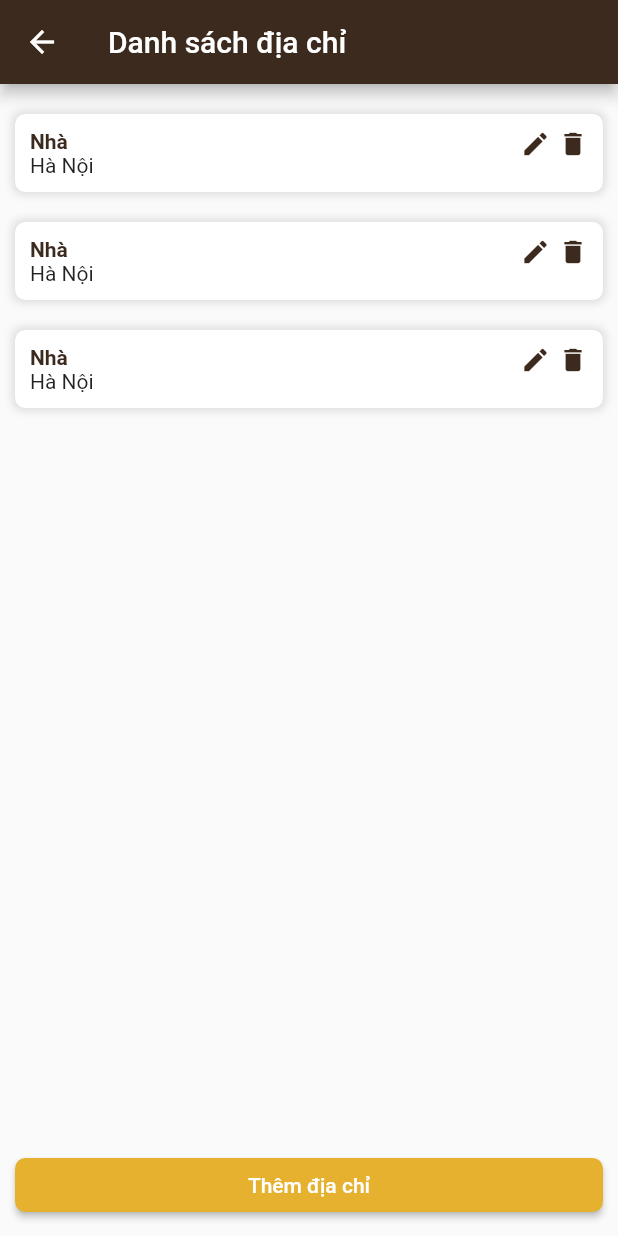
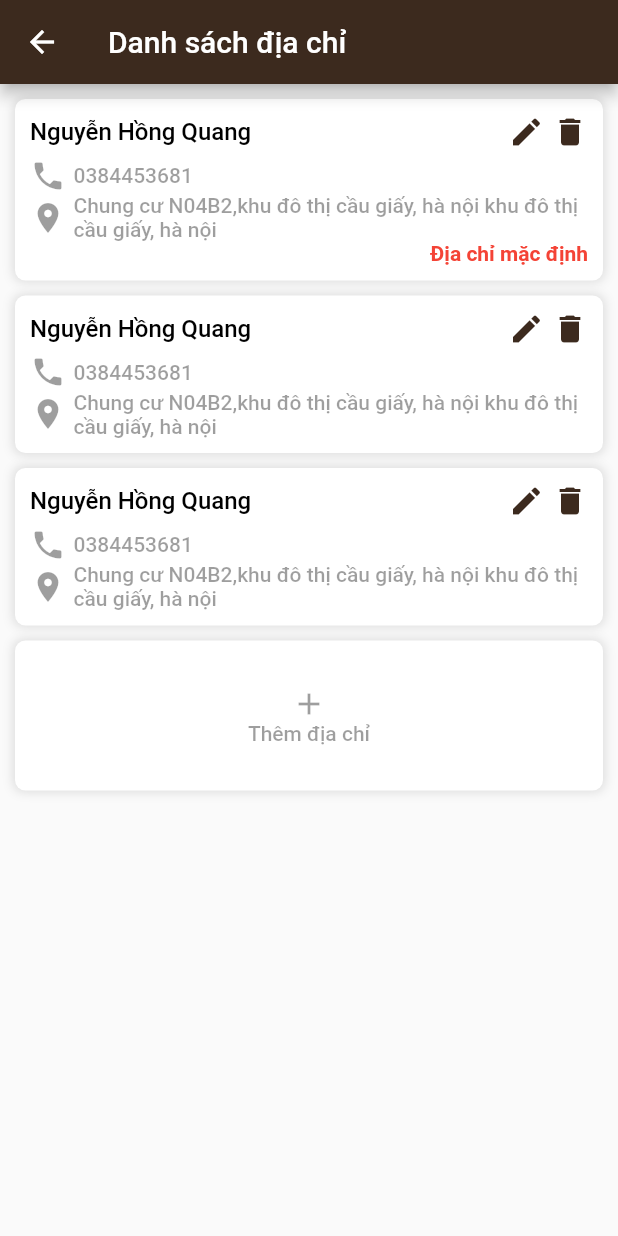
Before and after one commit to AnhTran1/CoffeeShop, a Flutter app: the AddressList screen opened directly, on a phone screen of 412 x 824 dp. Run offline on Flutter 3.47's test engine with Material 2 defaults, Android fonts, the phone set to English and light mode, and no system bars; our stand-ins replace cached_network_image, rounded_loading_button, shared_preferences; missing offline and left inert: flutter_sidekick; accounts and stored records are empty; network calls fail.

Commit message:
update screen

```diff
--- a/coffeshop/lib/common/styles.dart
+++ b/coffeshop/lib/common/styles.dart
@@ -60,6 +60,11 @@ const titleOrderDetail = TextStyle(
   fontWeight: FontWeight.w500,
   fontSize: 16.0,
 );
+const addressStyle = TextStyle(
+  color: Colors.black38,
+  fontWeight: FontWeight.w500,
+  fontSize: 14.0,
+);
 const noImage = "https://foolproofliving.com/wp-content/uploads/2019/03/Turkish-Coffee-Recipe-600x600.jpg";
 const noImage1 = "https://www.howsweeteats.com/wp-content/uploads/2018/10/salted-maple-coffee-I-howsweeteats.com-9.jpg";
 const image_placeholder = "assets/images/placeholder.png";
--- a/coffeshop/lib/screen/address_list.dart
+++ b/coffeshop/lib/screen/address_list.dart
@@ -18,115 +18,108 @@ class _AddressListState extends State<AddressList> {
         backgroundColor: BASE_APP_COLOR,
         automaticallyImplyLeading: true,
       ),
-      body: Container(
-        width: Utils.width(context),
-        margin: EdgeInsets.all(10),
+      body: Column(
+        children: [
+          Expanded(
+            child: SingleChildScrollView(
+              physics: AlwaysScrollableScrollPhysics(),
               child: Column(
                 children: [
-            Expanded(
-                child: ListView.builder (
-                  padding: EdgeInsets.only(top: 10),
+                  ListView.builder(
+                    itemCount: 3,
+                    physics: NeverScrollableScrollPhysics(),
                     shrinkWrap: true,
-                  itemCount: 3,
-                  itemBuilder: (context,index) {
-                    return Container(
+                    padding: EdgeInsets.only(left: 10.0,right: 10.0),
+                    itemBuilder: (context, index) {
+                      return InkWell(
+                        onTap: (){
+
+                        },
+                        child: Container(
+                          decoration: CustomDecoration,
+                          padding: EdgeInsets.all(10.0),
+                          margin: EdgeInsets.only(top: 10.0),
                           child: Column(
-                        crossAxisAlignment: CrossAxisAlignment.start,
                             children: [
-                          Container(
-                            padding: EdgeInsets.all(10),
-                            width: Utils.width(context),
-                            decoration: BoxDecoration(
-                              borderRadius: BorderRadius.all(Radius.circular(7)),
-                              boxShadow: [
-                                BoxShadow(color: Colors.grey.withOpacity(0.3), offset: Offset(0, 0), blurRadius: 4, spreadRadius:1.5)
+                              Row(
+                                mainAxisAlignment: MainAxisAlignment.spaceBetween,
+                                children: [
+                                  Text("Nguyễn Hồng Quang",style: titleOrderDetail),
+                                  Row(
+                                    children: [
+                                      InkWell(
+                                        onTap:(){},
+                                        child: Icon(Icons.edit,color: BASE_APP_COLOR),
+                                      ),
+                                      SizedBox(width: 5.0),
+                                      InkWell(
+                                        onTap:(){},
+                                        child: Icon(Icons.delete,color: BASE_APP_COLOR),
+                                      )
                                     ],
-                              color: Colors.white
                                   ),
-                            child: Row(
-                              mainAxisAlignment: MainAxisAlignment.spaceBetween,
-                              crossAxisAlignment: CrossAxisAlignment.start,
+                                ],
+                              ),
+                              SizedBox(height: 5.0),
+                              Row(
+                                crossAxisAlignment: CrossAxisAlignment.center,
+                                mainAxisAlignment: MainAxisAlignment.start,
                                 children: [
-                                Column(
-                                  crossAxisAlignment: CrossAxisAlignment.start,
-                                  children: [
-                                    Text(
-                                      'Nhà',
-                                      style:TextStyle(
-                                          fontWeight: FontWeight.bold,
-                                          color: BASE_APP_COLOR
-                                      ),
-                                    ),
-                                    Text('Hà Nội'),
+                                  Icon(Icons.phone,color: Colors.black38),
+                                  SizedBox(width: 5.0),
+                                  Text("0384453681",style: addressStyle),
                                 ],
                               ),
                               Row(
+                                crossAxisAlignment: CrossAxisAlignment.center,
+                                mainAxisAlignment: MainAxisAlignment.start,
                                 children: [
-
-                                    MaterialButton(
-                                      onPressed: () {
-
-                                      },
-                                      child: Icon(
-                                        Icons.edit,
-                                        size: 20,
-                                        color: BASE_APP_COLOR,
+                                  Icon(Icons.location_on,color: Colors.black38),
+                                  SizedBox(width: 5.0),
+                                  Flexible(child: Text("Chung cư N04B2,khu đô thị cầu giấy, hà nội khu đô thị cầu giấy, hà nội ",style: addressStyle)),
+                                ],
                               ),
-                                      padding: EdgeInsets.only(right: 5,left: 0,bottom: 0,top: 0),
-                                      height: 20.0,
-                                      minWidth: 20.0,
-                                      materialTapTargetSize: MaterialTapTargetSize.shrinkWrap,
+                              index == 0 ? Row(
+                                mainAxisAlignment: MainAxisAlignment.end,
+                                children: [
+                                  Text("Địa chỉ mặc định",style: TextStyle(
+                                      color: Colors.red,
+                                      fontWeight: FontWeight.w700,
+                                      fontSize: 14.0
+                                  )),
+                                ],
+                              ) : SizedBox(),
+                            ],
                           ),
-                                    MaterialButton(
-                                      onPressed: () {
-
-                                      },
-
-                                      child: Icon(
-                                        Icons.delete,
-                                        size: 20,
-                                        color: BASE_APP_COLOR,
-                                      ),
-                                      padding: EdgeInsets.zero,
-                                      height: 20.0,
-                                      minWidth: 20.0,
-                                      materialTapTargetSize: MaterialTapTargetSize.shrinkWrap,
-                                    ),
-                                  ],
-                                )
-
-                              ]
-                            ),
-                          ),
-                          SizedBox(
-                            height: 20,
-                          )
-                        ],
                         ),
                       );
                     },
-                )
                   ),
-            SizedBox(
-              width: Utils.width(context),
-              child: RaisedButton(onPressed: () {
-                Navigator.push(
-                  context,
-                  MaterialPageRoute(builder: (context) => CreateAddress()),
-                );
+                  InkWell(
+                    onTap: (){
+
                     },
-                  child: Text(
-                    'Thêm địa chỉ',
-                    style: TextStyle(color: Colors.white),
+                    child: Container(
+                      decoration: CustomDecoration,
+                      height: 100,
+                      width: Utils.width(context) - 20,
+                      margin: EdgeInsets.all(10.0),
+                      child: Column(
+                        crossAxisAlignment: CrossAxisAlignment.center,
+                        mainAxisAlignment: MainAxisAlignment.center,
+                        children: [
+                          Icon(Icons.add,color: Colors.black38),
+                          Text("Thêm địa chỉ",style: addressStyle),
+                        ],
                       ),
-                  color: PRICE_COLOR,
-                  shape: RoundedRectangleBorder(
-                    borderRadius: BorderRadius.circular(7.0),
-                  )),
+                    ),
                   )
                 ],
               ),
             ),
+          ),
+        ],
+      )
     );
   }
 }
--- a/coffeshop/lib/screen/order_confirm.dart
+++ b/coffeshop/lib/screen/order_confirm.dart
@@ -3,6 +3,7 @@ import 'package:coffeshop/common/Utils.dart';
 import 'package:coffeshop/common/styles.dart';
 import 'package:coffeshop/notifier/cart_notifier.dart';
 import 'package:coffeshop/screen/address.dart';
+import 'package:coffeshop/screen/address_list.dart';
 import 'package:flutter/material.dart';
 import 'package:provider/provider.dart';
 
@@ -17,7 +18,7 @@ class _OrderConfirmState extends State<OrderConfirm> {
     final cartVm = Provider.of<CartModel>(context);
     return Scaffold(
       appBar: AppBar(
-        title: Text('Xác nhận đơn hàng'),
+        title: Text('Danh sách địa chỉ'),
         backgroundColor: BASE_APP_COLOR,
         centerTitle: true,
       ),
@@ -183,7 +184,7 @@ class _OrderConfirmState extends State<OrderConfirm> {
                             context,
                             new PageRouteBuilder(
                                 pageBuilder: (BuildContext context, _, __) {
-                                  return new Address();
+                                  return new AddressList();
                                 }
                             )
                         );
```
Also changed, not shown: coffeshop/lib/screen/address.dart (+59 -3 lines), coffeshop/lib/widget/item_address.dart (added, +40 -0 lines). Lines whose indentation alone changed are shown as unchanged.
